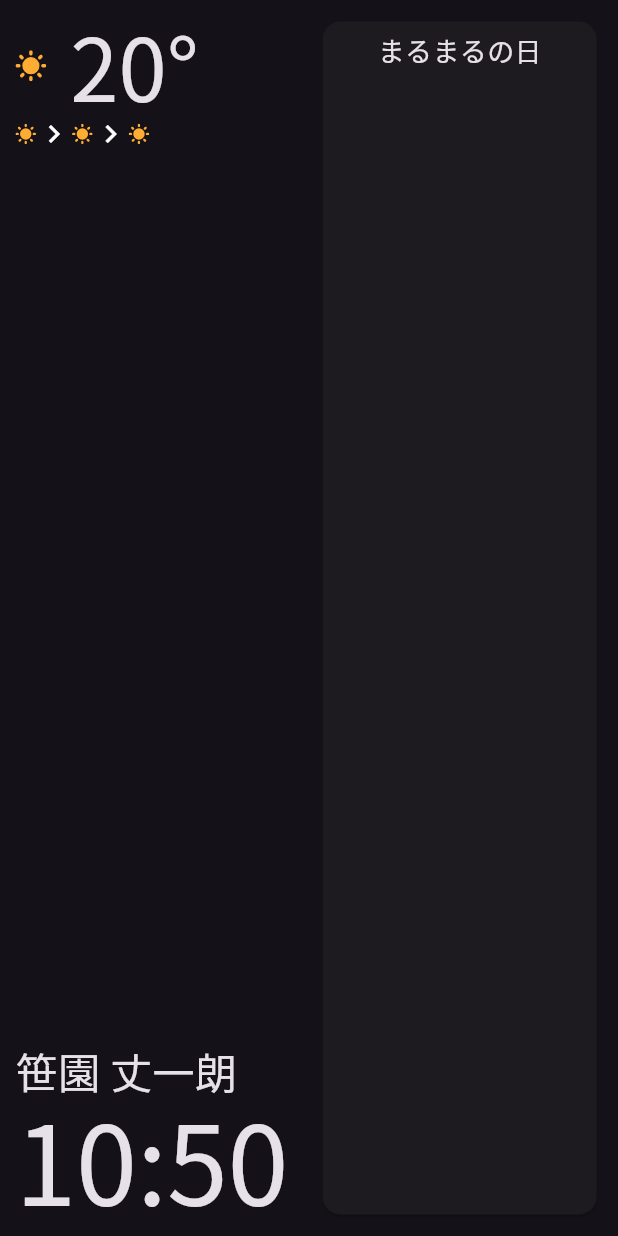
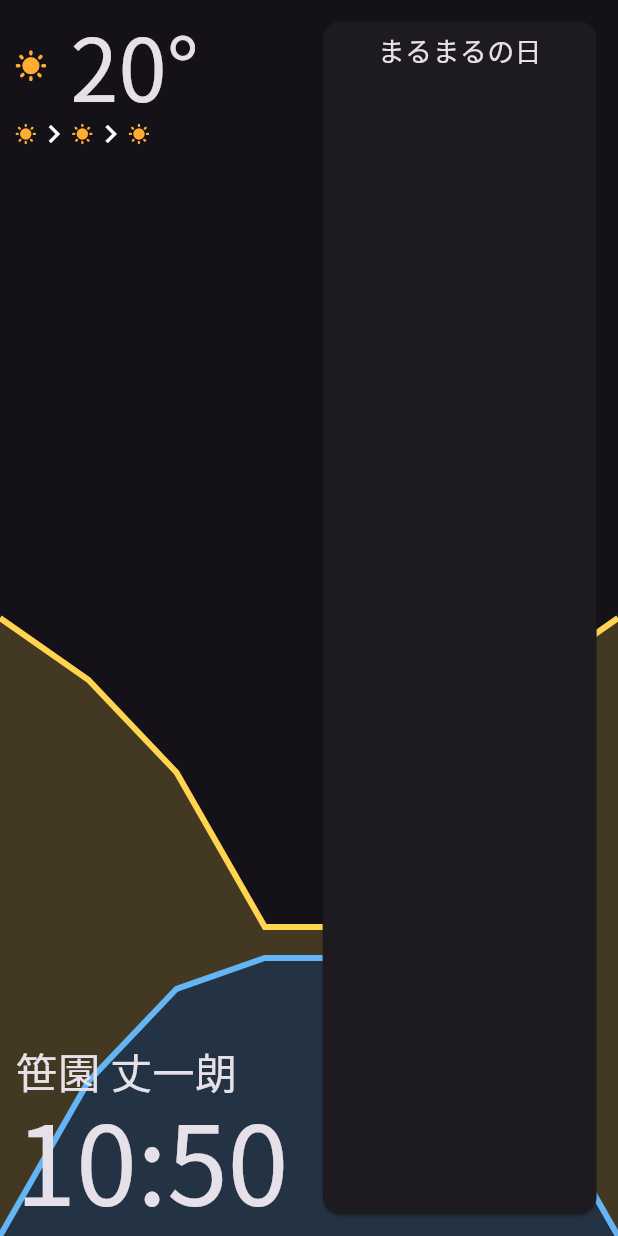
Before and after one commit to canoypa/nocsis, a Flutter app: the screen it shows after launch, on a phone screen of 412 x 824 dp. Run offline on Flutter 3.47's test engine with Material 3 defaults, Android fonts, the phone set to English and light mode, and no system bars; our stand-ins replace cloud_functions, firebase_auth, firebase_core, flutter_riverpod, flutter_screenutil, flutter_svg and 3 more; accounts and stored records are empty; statements that could not run were skipped.

Commit message:
wip weather graph

```diff
--- /dev/null
+++ b/classroom_flutter/lib/components/weather_graph.dart
@@ -0,0 +1,117 @@
+import 'package:flutter/material.dart';
+
+const _exampleData = {
+  "tempPoints": [
+    {"x": 1 / 7 * 0, "y": 1.0},
+    {"x": 1 / 7 * 1, "y": 0.8},
+    {"x": 1 / 7 * 2, "y": 0.5},
+    {"x": 1 / 7 * 3, "y": 0.0},
+    {"x": 1 / 7 * 4, "y": 0.0},
+    {"x": 1 / 7 * 5, "y": 0.5},
+    {"x": 1 / 7 * 6, "y": 0.8},
+    {"x": 1 / 7 * 7, "y": 1.0},
+  ],
+  "popPoints": [
+    {"x": 1 / 7 * 0, "y": 0.0},
+    {"x": 1 / 7 * 1, "y": 0.5},
+    {"x": 1 / 7 * 2, "y": 0.8},
+    {"x": 1 / 7 * 3, "y": 0.9},
+    {"x": 1 / 7 * 4, "y": 0.9},
+    {"x": 1 / 7 * 5, "y": 0.8},
+    {"x": 1 / 7 * 6, "y": 0.5},
+    {"x": 1 / 7 * 7, "y": 0.0},
+  ]
+};
+
+class WeatherGraph extends StatelessWidget {
+  const WeatherGraph({super.key});
+
+  @override
+  Widget build(BuildContext context) {
+    return SizedBox.expand(
+      child: CustomPaint(
+        painter: _WeatherGraphPainter(),
+      ),
+    );
+  }
+}
+
+class _WeatherGraphPainter extends CustomPainter {
+  static const _tempColor = Color(0xFFFFD54F);
+  static const _popColor = Color(0xFF64B5F6);
+
+  static final _tempFillPaint = Paint()..color = _tempColor.withAlpha(51);
+  static final _tempLinePaint = Paint()
+    ..color = _tempColor
+    ..strokeWidth = 4
+    ..style = PaintingStyle.stroke;
+  static final _popFillPaint = Paint()..color = _popColor.withAlpha(51);
+  static final _popLinePaint = Paint()
+    ..color = _popColor
+    ..strokeWidth = 4
+    ..style = PaintingStyle.stroke;
+
+  @override
+  void paint(Canvas canvas, Size size) {
+    // 表示範囲は全体で 50%、それぞれ 25% とする
+
+    final tempExample = _exampleData["tempPoints"]!;
+    final popExample = _exampleData["popPoints"]!;
+
+    final tempOffsets = tempExample.map((v) {
+      return Offset(
+        v["x"]! * size.width,
+        size.height - v["y"]! * size.height * 0.25,
+      );
+    }).toList();
+    final popOffsets = popExample.map((v) {
+      return Offset(
+        v["x"]! * size.width,
+        size.height - v["y"]! * size.height * 0.25,
+      );
+    }).toList();
+
+    final tempLinePath = Path();
+    tempLinePath.moveTo(
+        tempOffsets[0].dx, tempOffsets[0].dy - size.height * 0.25);
+    for (var v in tempOffsets) {
+      tempLinePath.lineTo(v.dx, v.dy - size.height * 0.25);
+    }
+
+    final tempFillPath = Path();
+    tempFillPath.moveTo(tempOffsets[0].dx, tempOffsets[0].dy);
+    for (var v in tempOffsets) {
+      tempFillPath.lineTo(v.dx, v.dy - size.height * 0.25);
+    }
+    // 降水確率のグラフに被らないようにする
+    for (var v in popOffsets.reversed) {
+      tempFillPath.lineTo(v.dx, v.dy);
+    }
+    tempFillPath.close();
+
+    final popLinePath = Path();
+    popLinePath.moveTo(popOffsets[0].dx, popOffsets[0].dy);
+    for (var v in popOffsets) {
+      popLinePath.lineTo(v.dx, v.dy);
+    }
+
+    final popFillPath = Path();
+    popFillPath.moveTo(popOffsets[0].dx, popOffsets[0].dy);
+    for (var v in popOffsets) {
+      popFillPath.lineTo(v.dx, v.dy);
+    }
+    popFillPath.lineTo(size.width, size.height);
+    popFillPath.lineTo(0, size.height);
+    popFillPath.close();
+
+    canvas.drawPath(tempFillPath, _WeatherGraphPainter._tempFillPaint);
+    canvas.drawPath(tempLinePath, _WeatherGraphPainter._tempLinePaint);
+    canvas.drawPath(popFillPath, _WeatherGraphPainter._popFillPaint);
+    canvas.drawPath(popLinePath, _WeatherGraphPainter._popLinePaint);
+  }
+
+  @override
+  bool shouldRepaint(covariant CustomPainter oldDelegate) {
+    return true;
+  }
+}
--- a/classroom_flutter/lib/screens/home.dart
+++ b/classroom_flutter/lib/screens/home.dart
@@ -1,6 +1,7 @@
 import 'package:flutter/material.dart';
 import 'package:flutter_screenutil/flutter_screenutil.dart';
 import 'package:flutter_svg/flutter_svg.dart';
+import 'package:nocsis_classroom/components/weather_graph.dart';
 
 class HomeScreen extends StatelessWidget {
   const HomeScreen({
@@ -12,6 +13,7 @@ class HomeScreen extends StatelessWidget {
     return Scaffold(
       body: Stack(
         children: [
+          const WeatherGraph(),
           Padding(
             padding: EdgeInsets.all(24.r),
             child: Row(
```
